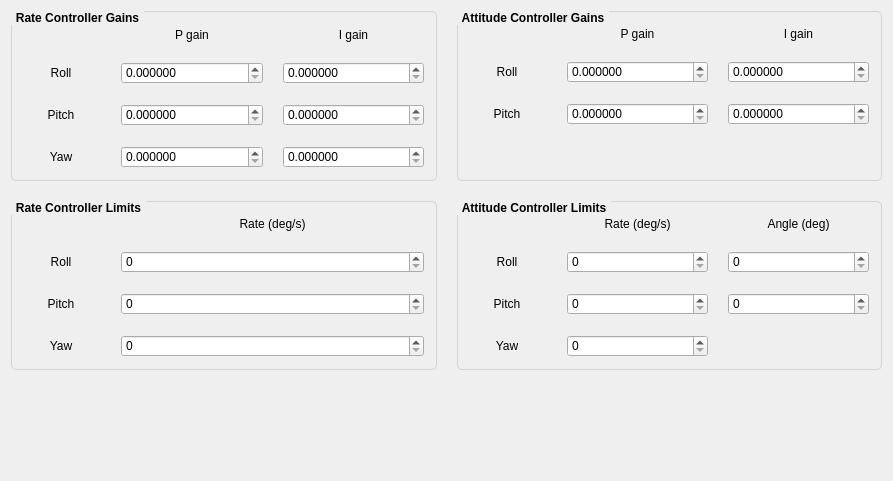
Before: the Qt Designer form ui_controller.ui in korken89/kfly_gui, drawn with Qt 5.
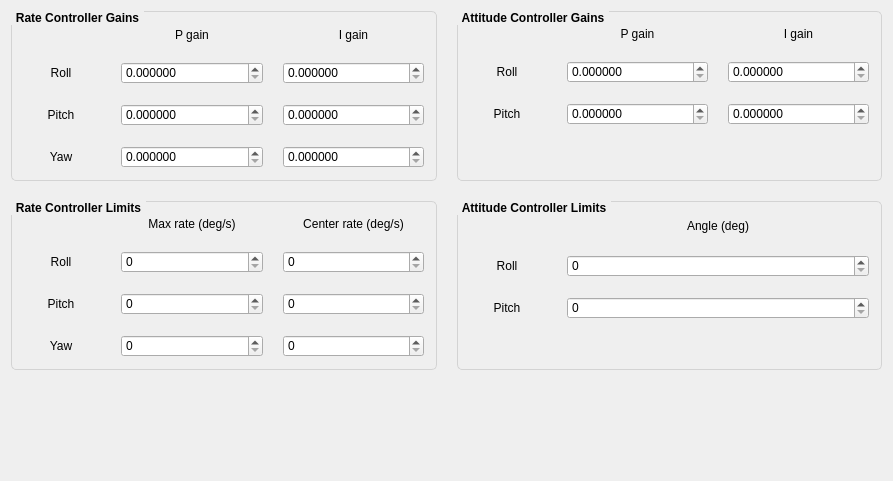
After: the same form once the commit is applied.

Commit message: Added rate exponentials and updated rate limits

```diff
--- a/ui_controller.ui
+++ b/ui_controller.ui
@@ -542,7 +542,23 @@
              </size>
             </property>
             <property name="text">
-             <string>Rate (deg/s)</string>
+             <string>Max rate (deg/s)</string>
+            </property>
+            <property name="alignment">
+             <set>Qt::AlignCenter</set>
+            </property>
+           </widget>
+          </item>
+          <item>
+           <widget class="QLabel" name="label_19">
+            <property name="maximumSize">
+             <size>
+              <width>16777215</width>
+              <height>20</height>
+             </size>
+            </property>
+            <property name="text">
+             <string>Center rate (deg/s)</string>
             </property>
             <property name="alignment">
              <set>Qt::AlignCenter</set>
@@ -579,6 +595,16 @@
             </property>
            </widget>
           </item>
+          <item>
+           <widget class="QSpinBox" name="spinCenterRateRoll">
+            <property name="maximum">
+             <number>10000</number>
+            </property>
+            <property name="singleStep">
+             <number>20</number>
+            </property>
+           </widget>
+          </item>
          </layout>
         </item>
         <item>
@@ -609,6 +635,16 @@
             </property>
            </widget>
           </item>
+          <item>
+           <widget class="QSpinBox" name="spinCenterRatePitch">
+            <property name="maximum">
+             <number>10000</number>
+            </property>
+            <property name="singleStep">
+             <number>20</number>
+            </property>
+           </widget>
+          </item>
          </layout>
         </item>
         <item>
@@ -639,6 +675,16 @@
             </property>
            </widget>
           </item>
+          <item>
+           <widget class="QSpinBox" name="spinCenterRateYaw">
+            <property name="maximum">
+             <number>10000</number>
+            </property>
+            <property name="singleStep">
+             <number>20</number>
+            </property>
+           </widget>
+          </item>
          </layout>
         </item>
        </layout>
@@ -696,22 +742,6 @@
             </property>
            </widget>
           </item>
-          <item>
-           <widget class="QLabel" name="label_19">
-            <property name="maximumSize">
-             <size>
-              <width>16777215</width>
-              <height>20</height>
-             </size>
-            </property>
-            <property name="text">
-             <string>Rate (deg/s)</string>
-            </property>
-            <property name="alignment">
-             <set>Qt::AlignCenter</set>
-            </property>
-           </widget>
-          </item>
           <item>
            <widget class="QLabel" name="label_18">
             <property name="maximumSize">
@@ -748,16 +778,6 @@
             </property>
            </widget>
           </item>
-          <item>
-           <widget class="QSpinBox" name="spinLimitAttitudeRateRoll">
-            <property name="maximum">
-             <number>10000</number>
-            </property>
-            <property name="singleStep">
-             <number>20</number>
-            </property>
-           </widget>
-          </item>
           <item>
            <widget class="QSpinBox" name="spinLimitAttitudeRoll">
             <property name="maximum">
@@ -785,16 +805,6 @@
             </property>
            </widget>
           </item>
-          <item>
-           <widget class="QSpinBox" name="spinLimitAttitudeRatePitch">
-            <property name="maximum">
-             <number>10000</number>
-            </property>
-            <property name="singleStep">
-             <number>20</number>
-            </property>
-           </widget>
-          </item>
           <item>
            <widget class="QSpinBox" name="spinLimitAttitudePitch">
             <property name="maximum">
@@ -815,23 +825,13 @@
              </size>
             </property>
             <property name="text">
-             <string>Yaw</string>
+             <string/>
             </property>
             <property name="alignment">
              <set>Qt::AlignCenter</set>
             </property>
            </widget>
           </item>
-          <item>
-           <widget class="QSpinBox" name="spinLimitAttitudeRateYaw">
-            <property name="maximum">
-             <number>10000</number>
-            </property>
-            <property name="singleStep">
-             <number>20</number>
-            </property>
-           </widget>
-          </item>
           <item>
            <widget class="QLabel" name="label_24">
             <property name="maximumSize">
```
The commit also changes 2 other files.
